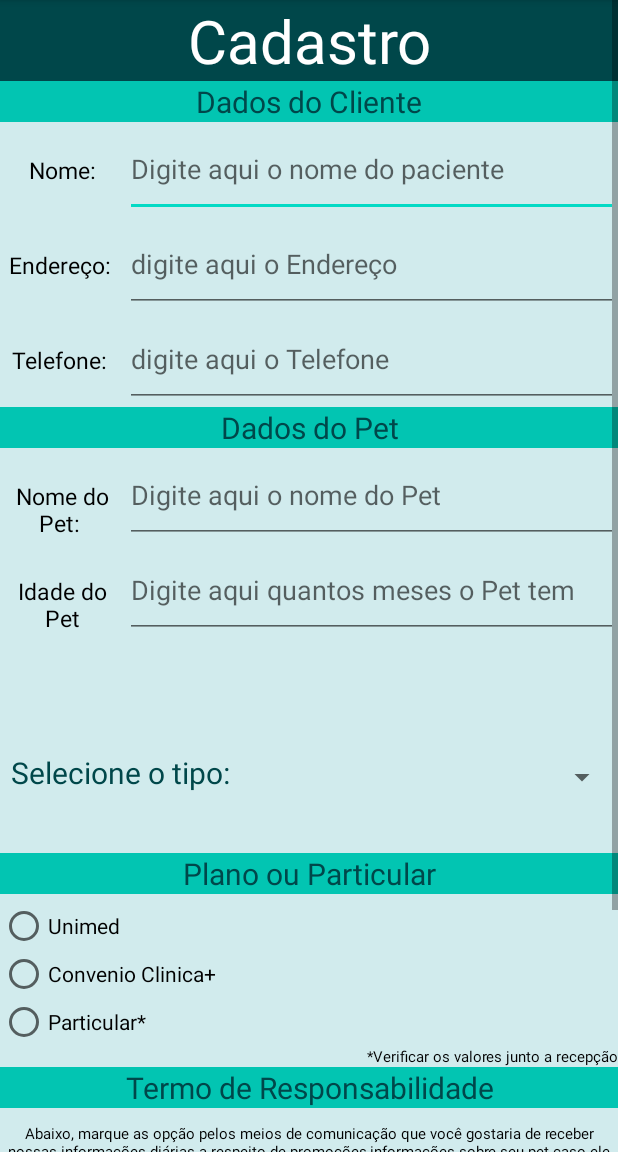
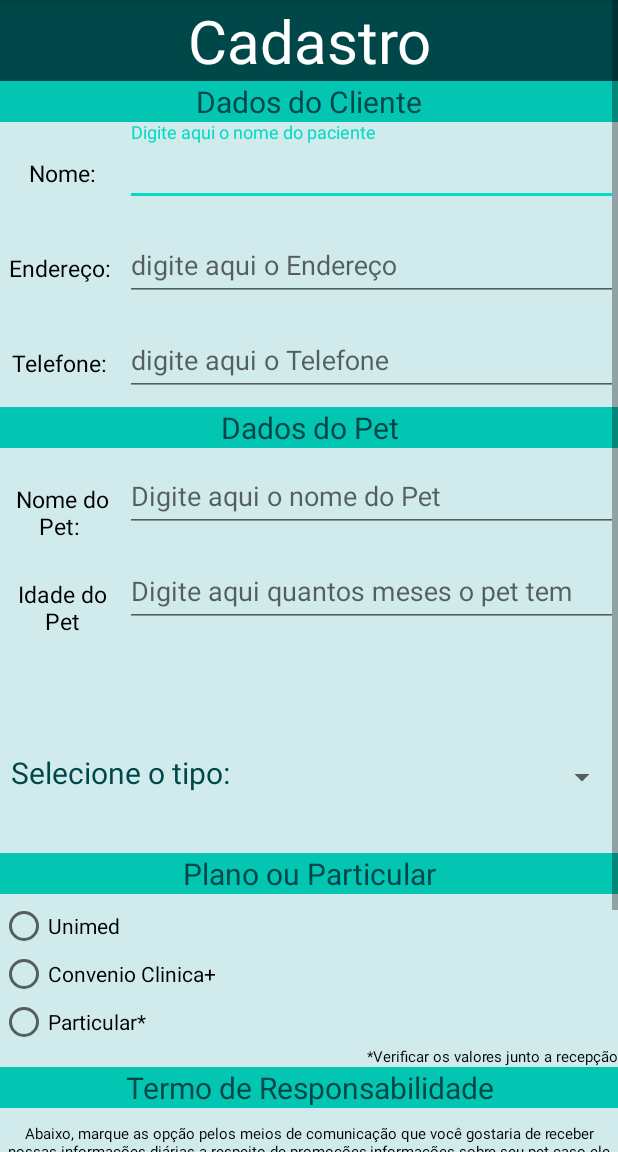
Before and after one commit to juniorcramos/Consultas-Clinica-Visao, an Android app: the activity_cadastrar_cliente screen opened directly, with no data from a screen before it, on a phone screen of 412 x 824 dp, the part 84-1236 px from its top. Run offline under Robolectric (Android 15) with nearby library versions, the phone set to English and light mode, and no system bars.

Commit message:
Alteração de editText para TextInputLayout e inclusão do método para o botão SALVAR. Para salvar o conteúdo digitado nos campos de cadastro. Inclusão  do método para checkBox

```diff
--- a/app/src/main/java/junior/ramos/consultas/activity_cadastrar_cliente.java
+++ b/app/src/main/java/junior/ramos/consultas/activity_cadastrar_cliente.java
@@ -1,27 +1,64 @@
 package junior.ramos.consultas;
-
 import android.content.DialogInterface;
+import android.support.design.widget.TextInputEditText;
+import android.support.design.widget.TextInputLayout;
 import android.support.v7.app.AlertDialog;
 import android.support.v7.app.AppCompatActivity;
 import android.os.Bundle;
 import android.widget.ArrayAdapter;
 import android.widget.Button;
+import android.widget.CheckBox;
 import android.widget.EditText;
 import android.widget.ListView;
 import android.widget.Spinner;
+import android.widget.TextView;
+
+import org.w3c.dom.Text;
 
 import java.util.List;
 
 public class activity_cadastrar_cliente extends AppCompatActivity {
 
     Spinner spTipos;
+    private TextInputEditText entradaNomeCliente;
+    private TextInputEditText entradaEnderecoCliente;
+    private TextInputEditText entradaTelefoneCliente;
+    private TextInputEditText entradaNomePet;
+    private TextInputEditText entradaIdadePet;
+
+    private CheckBox checkBoxsms, checkBoxTelefone, checkBoxEmail;
 
     @Override
     protected void onCreate(Bundle savedInstanceState) {
         super.onCreate(savedInstanceState);
         setContentView(R.layout.activity_cadastrar_cliente);
 
+        // Entradas de dados por TextInputEditText
+        entradaNomeCliente = findViewById(R.id.entradaNomeCliente);
+        entradaEnderecoCliente = findViewById(R.id.entradaEnderecoCliente);
+        entradaTelefoneCliente = findViewById(R.id.entradaTelefoneCliente);
+        entradaNomePet = findViewById(R.id.entradaNomePet);
+        entradaIdadePet = findViewById(R.id.entradaIdadePet);
 
+        //CheckBox
+        checkBoxsms = findViewById(R.id.checkBoxSms);
+        checkBoxTelefone = findViewById(R.id.checkBoxTelefone);
+        checkBoxEmail = findViewById(R.id.checkBoxEmail);
+    }
+
+    public void checkBoxTermo(){ //Verifica quais itens estão selecionados
+        boolean smsAtivado = checkBoxsms.isChecked(); // método que verifica se está marcado, se estiver, returna true.
+        boolean telefoneAtivado = checkBoxTelefone.isChecked();
+        boolean emailAtivado = checkBoxEmail.isChecked();
+    }
+    public void Cadastrar(){
+
+        checkBoxTermo();
+        String nomeCliente = entradaNomeCliente.getText().toString();
+        String enderecoCliente = entradaEnderecoCliente.getText().toString();
+        String telefoneCliente = entradaTelefoneCliente.getText().toString();
+        String nomePet = entradaNomePet.getText().toString();
+        int idadePet = entradaIdadePet.getTextAlignment();
     }
 
 }
--- a/app/src/main/res/layout/activity_cadastrar_cliente.xml
+++ b/app/src/main/res/layout/activity_cadastrar_cliente.xml
@@ -72,15 +72,17 @@
 
                     </TextView>
 
-                    <EditText
-                        android:id="@+id/editTextTextPersonName"
+                    <android.support.design.widget.TextInputLayout
                         android:layout_width="match_parent"
-                        android:layout_height="match_parent"
-                        android:layout_weight="1"
-                        android:ems="10"
-                        android:hint="Digite aqui o nome do paciente"
-                        android:inputType="textPersonName"
-                        android:singleLine="false" />
+                        android:layout_height="match_parent">
+
+                        <android.support.design.widget.TextInputEditText
+                            android:id="@+id/entradaNomeCliente"
+                            android:layout_width="match_parent"
+                            android:layout_height="wrap_content"
+                            android:hint="Digite aqui o nome do paciente" />
+                    </android.support.design.widget.TextInputLayout>
+
                 </LinearLayout>
 
 
@@ -99,14 +101,17 @@
 
                     </TextView>
 
-                    <EditText
-                        android:id="@+id/editTextEndereco"
-                        android:layout_width="0dp"
-                        android:layout_height="match_parent"
-                        android:layout_weight="1"
-                        android:ems="10"
-                        android:hint="digite aqui o Endereço"
-                        android:inputType="text" />
+                    <android.support.design.widget.TextInputLayout
+                        android:layout_width="match_parent"
+                        android:layout_height="match_parent">
+
+                        <android.support.design.widget.TextInputEditText
+                            android:id="@+id/entradaEnderecoCliente"
+                            android:layout_width="match_parent"
+                            android:layout_height="wrap_content"
+                            android:hint="digite aqui o Endereço" />
+                    </android.support.design.widget.TextInputLayout>
+
                 </LinearLayout>
 
                 <LinearLayout
@@ -124,14 +129,17 @@
 
                     </TextView>
 
-                    <EditText
-                        android:id="@+id/editTextTelefone"
-                        android:layout_width="0dp"
-                        android:layout_height="match_parent"
-                        android:layout_weight="1"
-                        android:ems="10"
-                        android:hint="digite aqui o Telefone"
-                        android:inputType="phone" />
+                    <android.support.design.widget.TextInputLayout
+                        android:layout_width="match_parent"
+                        android:layout_height="match_parent">
+
+                        <android.support.design.widget.TextInputEditText
+                            android:id="@+id/entradaTelefoneCliente"
+                            android:layout_width="match_parent"
+                            android:layout_height="wrap_content"
+                            android:hint="digite aqui o Telefone" />
+                    </android.support.design.widget.TextInputLayout>
+
                 </LinearLayout>
 
                 <TextView
@@ -159,14 +167,17 @@
 
                     </TextView>
 
-                    <EditText
-                        android:id="@+id/editTextNomePet"
-                        android:layout_width="0dp"
-                        android:layout_height="match_parent"
-                        android:layout_weight="1"
-                        android:ems="10"
-                        android:hint="Digite aqui o nome do Pet"
-                        android:inputType="text" />
+                    <android.support.design.widget.TextInputLayout
+                        android:layout_width="match_parent"
+                        android:layout_height="match_parent">
+
+                        <android.support.design.widget.TextInputEditText
+                            android:id="@+id/entradaNomePet"
+                            android:layout_width="match_parent"
+                            android:layout_height="wrap_content"
+                            android:hint="Digite aqui o nome do Pet" />
+                    </android.support.design.widget.TextInputLayout>
+
                 </LinearLayout>
 
                 <LinearLayout
@@ -184,14 +195,17 @@
 
                     </TextView>
 
-                    <EditText
-                        android:id="@+id/editTextIdade"
-                        android:layout_width="0dp"
-                        android:layout_height="match_parent"
-                        android:layout_weight="1"
-                        android:ems="10"
-                        android:hint="Digite aqui quantos meses o Pet tem"
-                        android:inputType="number" />
+                    <android.support.design.widget.TextInputLayout
+                        android:layout_width="match_parent"
+                        android:layout_height="match_parent">
+
+                        <android.support.design.widget.TextInputEditText
+                            android:id="@+id/entradaIdadePet"
+                            android:layout_width="match_parent"
+                            android:layout_height="wrap_content"
+                            android:hint="Digite aqui quantos meses o pet tem" />
+                    </android.support.design.widget.TextInputLayout>
+
                 </LinearLayout>
 
             </LinearLayout>
@@ -299,19 +313,19 @@
                         android:layout_height="wrap_content"
                         android:orientation="horizontal">
                         <CheckBox
-                            android:id="@+id/checkBox4"
+                            android:id="@+id/checkBoxSms"
                             android:layout_width="130dp"
                             android:layout_height="30dp"
                             android:text="SMS" />
 
                         <CheckBox
-                            android:id="@+id/checkBox5"
+                            android:id="@+id/checkBoxTelefone"
                             android:layout_width="130dp"
                             android:layout_height="30dp"
                             android:text="TELEFONE" />
 
                         <CheckBox
-                            android:id="@+id/checkBox6"
+                            android:id="@+id/checkBoxEmail"
                             android:layout_width="130dp"
                             android:layout_height="30dp"
                             android:text="E-MAIL" />
```
